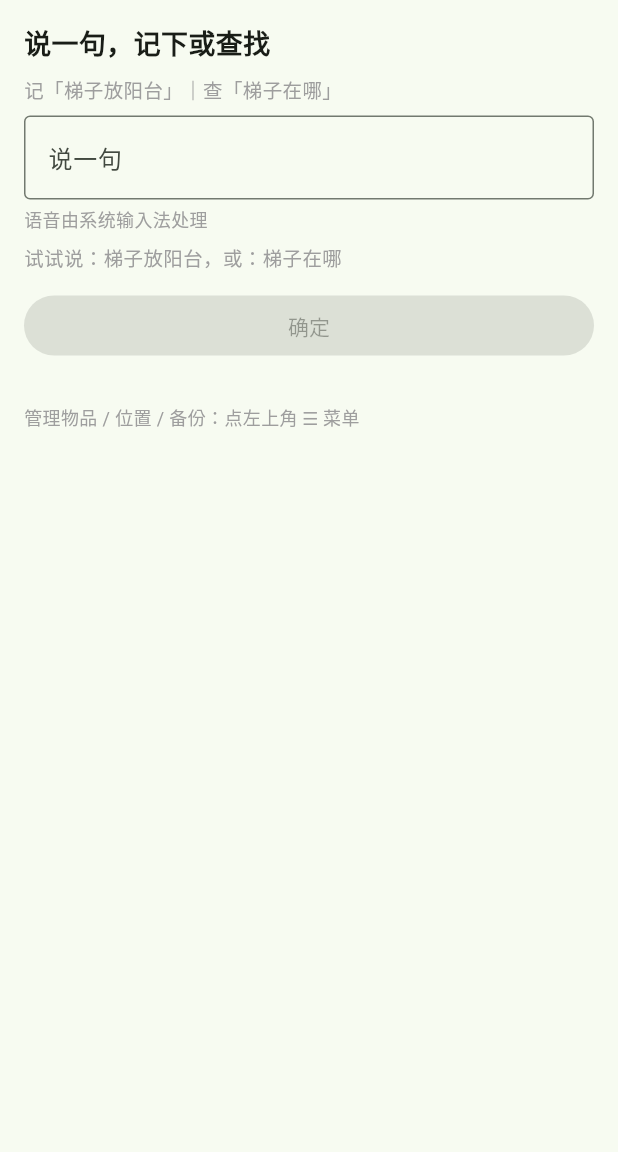
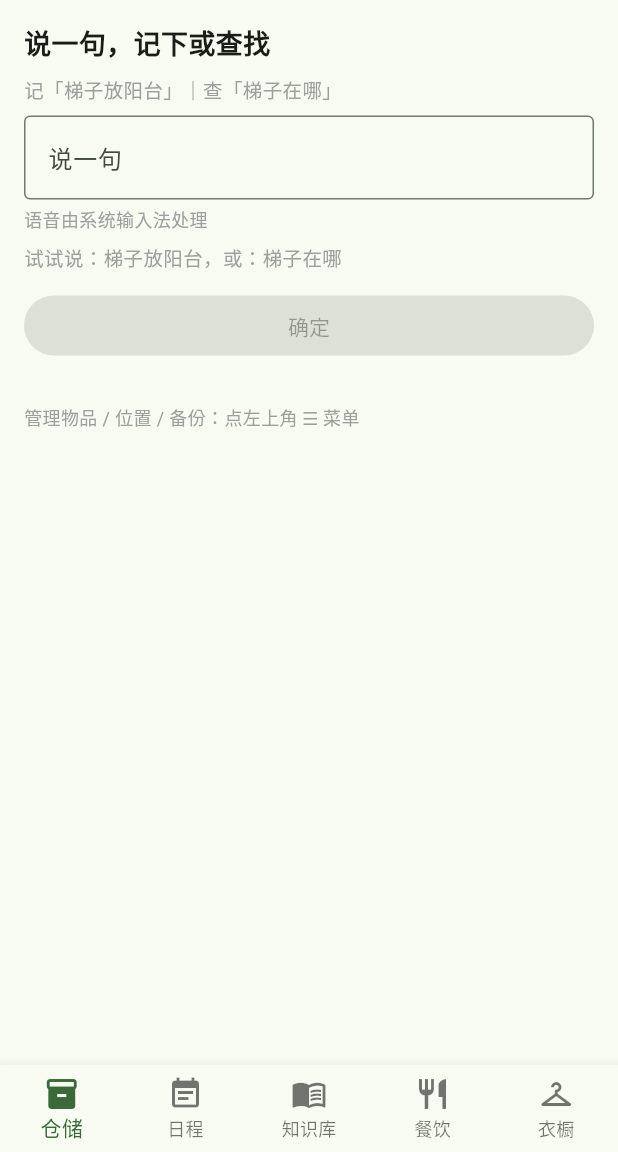
Before and after one commit to SONGDD152/home_inventory, a Flutter app: the screen it shows after launch, on a phone screen of 412 x 824 dp, the part 84-1236 px from its top. Run offline on Flutter 3.47's test engine with Material 3 defaults, Android fonts, the phone set to English and light mode, and no system bars; our stand-ins replace file_picker, share_plus, sqflite; accounts and stored records are empty.

Commit message:
feat(V3.5): 五模块底栏导航骨架（导航壳）
（技术审核 2026-11-22 方案通过，3 决策点拍板：占位形态选 A /
底栏浅色底 / 占位点击仅提示）

【重要口径：本轮只做导航骨架一件事】其余四个模块（日程/知识库/
餐饮/衣橱）为产品规划占位——无数据层、无页面、无业务逻辑，
不是漏做；各模块真实内容按后续迭代逐个落地。修订单
「复用现有数据模型」前提仅对仓储成立（方案简报事实①，
审核认可）。

UI（数据层零触碰，schemaVersion 保持 5）：
- Scaffold 挂 BottomNavigationBar（fixed 类型，>3 项必需）：
  5 个一级按钮 仓储/日程/知识库/餐饮/衣橱，仓储默认选中
  （唯一可用模块）；决策点②：浅色底深色图标，与内容区一致、
  与深色 AppBar 上下呼应
- 抽屉按 currentModule 渲染（决策点①A）：仓储=真实四项
  （语音记账/位置管理/物品明细/数据备份与恢复）原样保留；
  其余四模块=「建设中」ListTile 占位
- 决策点③：占位项点击仅 SnackBar 提示「建设中，敬请期待」，
  不进空白假页、不做弹窗式子菜单、不做五模块隔断装饰
- 切模块时抽屉若已打开先 pop 再切换，避免内容残影
- DrawerHeader 副标题随当前模块显示（「仓储模块」等）
- 子页全屏沿用现有 MaterialPageRoute push，返回栈天然正确，
  底栏高亮不变；三道杠（V3.4.1 深底亮色）与「说一句」语音
  主入口保留，底栏不冲突

测试 152 → 158（新增 6）：
底栏 5 按钮渲染 / 仓储默认选中+抽屉真实四项 / 切日程抽屉
切占位+高亮+点击提示不进页 / 切回仓储恢复 / 子页全屏+返回
栈+高亮保持 / 语音入口与底栏并存回归。
analyze No issues。版本号 3.5.0+8。

```diff
--- a/lib/ui/home_page.dart
+++ b/lib/ui/home_page.dart
@@ -32,6 +32,20 @@ class HomePage extends StatefulWidget {
   State<HomePage> createState() => _HomePageState();
 }
 
+/// V3.5 五模块底栏导航骨架：一级模块枚举。
+/// 仅仓储（storage）有真实功能；其余四个模块为产品规划中的占位，
+/// 数据层/页面/业务逻辑待后续迭代逐个落地（详见 V35 方案简报事实①）。
+enum _HomeModule {
+  storage('仓储'),
+  schedule('日程'),
+  knowledge('知识库'),
+  dining('餐饮'),
+  wardrobe('衣橱');
+
+  const _HomeModule(this.label);
+  final String label;
+}
+
 class _HomePageState extends State<HomePage> {
   final TextEditingController _phraseController = TextEditingController();
   final GlobalKey<ScaffoldState> _scaffoldKey = GlobalKey<ScaffoldState>();
@@ -39,6 +53,9 @@ class _HomePageState extends State<HomePage> {
   String? _notice;
   ItemWithLocations? _result;
   bool _busy = false;
+
+  // V3.5 底栏当前模块（0=仓储，默认选中——唯一可用模块）。
+  int _moduleIndex = 0;
 
   // V3 交互说明文案（替换 V1 冻结文案，逐字符合文档六）。
   // V3.4：_emptyLocation/_locationAdded 随首页手动添加入口撤下移除
@@ -158,9 +175,57 @@ class _HomePageState extends State<HomePage> {
 
   void _openDrawer() => _scaffoldKey.currentState?.openDrawer();
 
+  /// 子页全屏路由（V3.5 修订单：全屏切换 + 返回栈正确——
+  /// MaterialPageRoute 返回键回首页，底栏高亮不变）。
   void _push(Widget page) {
     Navigator.of(context).push(
       MaterialPageRoute<void>(builder: (_) => page),
+    );
+  }
+
+  /// V3.5：底栏切换一级模块。抽屉若已打开，先关闭再切换，
+  /// 避免抽屉内容残影（审核意见 7）。
+  void _selectModule(int index) {
+    final scaffold = _scaffoldKey.currentState;
+    if (scaffold?.isDrawerOpen ?? false) {
+      Navigator.of(context).pop();
+    }
+    setState(() => _moduleIndex = index);
+  }
+
+  /// 底栏一级模块图标（V3.5 方案简报）。
+  IconData _moduleIcon(_HomeModule module) {
+    switch (module) {
+      case _HomeModule.storage:
+        return Icons.inventory_2;
+      case _HomeModule.schedule:
+        return Icons.event_note;
+      case _HomeModule.knowledge:
+        return Icons.menu_book;
+      case _HomeModule.dining:
+        return Icons.restaurant;
+      case _HomeModule.wardrobe:
+        return Icons.checkroom;
+    }
+  }
+
+  /// 占位模块子项（决策点①A：渲染「建设中」ListTile，
+  /// 决策点③：点击仅提示，不进空白假页）。
+  Widget _buildingTile(_HomeModule module) {
+    return ListTile(
+      key: Key('drawer_building_${module.name}'),
+      leading: const Icon(Icons.construction),
+      title: Text('${module.label}（建设中）'),
+      subtitle: const Text('该模块规划中，敬请期待'),
+      onTap: () {
+        Navigator.of(context).pop();
+        ScaffoldMessenger.of(context).showSnackBar(
+          SnackBar(
+            key: Key('building_snackbar_${module.name}'),
+            content: Text('${module.label}模块建设中，敬请期待'),
+          ),
+        );
+      },
     );
   }
 
@@ -175,11 +240,30 @@ class _HomePageState extends State<HomePage> {
               decoration: BoxDecoration(
                 color: Theme.of(context).colorScheme.primaryContainer,
               ),
-              child: const Text(
+              child: Column(
+                mainAxisAlignment: MainAxisAlignment.center,
+                crossAxisAlignment: CrossAxisAlignment.start,
+                children: <Widget>[
+                  const Text(
                     '家庭仓储布局',
                     style: TextStyle(fontSize: 22, fontWeight: FontWeight.bold),
                   ),
+                  const SizedBox(height: 4),
+                  // V3.5：副标题随当前模块显示（审核意见 7）。
+                  Text(
+                    '${_HomeModule.values[_moduleIndex].label}模块',
+                    key: Key('drawer_module_subtitle'),
+                    style: TextStyle(
+                      fontSize: 14,
+                      color: Theme.of(context).colorScheme.onPrimaryContainer,
                     ),
+                  ),
+                ],
+              ),
+            ),
+            // V3.5：抽屉按 currentModule 渲染子菜单——仓储为真实四项，
+            // 其余模块为「建设中」占位（不做假功能、不做弹窗式子菜单）。
+            if (_moduleIndex == 0) ...<Widget>[
               ListTile(
                 key: const Key('drawer_voice'),
                 leading: const Icon(Icons.mic_none),
@@ -217,6 +301,10 @@ class _HomePageState extends State<HomePage> {
                   _push(BackupPage(repository: widget.repository));
                 },
               ),
+            ] else ...<Widget>[
+              for (final module in _HomeModule.values.skip(1))
+                _buildingTile(module),
+            ],
           ],
         ),
       ),
@@ -248,6 +336,22 @@ class _HomePageState extends State<HomePage> {
         ),
       ),
       drawer: _buildDrawer(),
+      // V3.5 五模块底栏（决策点②：浅色底深色图标，与内容区一致、
+      // 与深色 AppBar 上下呼应；fixed 类型为 >3 项必需，避免
+      // shifting 折叠文字）。仓储默认选中（唯一可用模块）。
+      bottomNavigationBar: BottomNavigationBar(
+        key: const Key('home_bottom_nav'),
+        currentIndex: _moduleIndex,
+        type: BottomNavigationBarType.fixed,
+        onTap: _selectModule,
+        items: <BottomNavigationBarItem>[
+          for (final module in _HomeModule.values)
+            BottomNavigationBarItem(
+              icon: Icon(_moduleIcon(module)),
+              label: module.label,
+            ),
+        ],
+      ),
       body: SingleChildScrollView(
         padding: const EdgeInsets.all(16),
         child: Column(
--- a/pubspec.yaml
+++ b/pubspec.yaml
@@ -1,7 +1,7 @@
 name: home_inventory
 description: 家庭仓储 APP 第一阶段数据层：物品位置的本地持久化。不含语音与界面。
 publish_to: none
-version: 3.4.1+7
+version: 3.5.0+8
 
 environment:
   sdk: ">=3.4.0 <4.0.0"
```
Also changed, not shown: 1 other file. Lines whose indentation alone changed are shown as unchanged.
